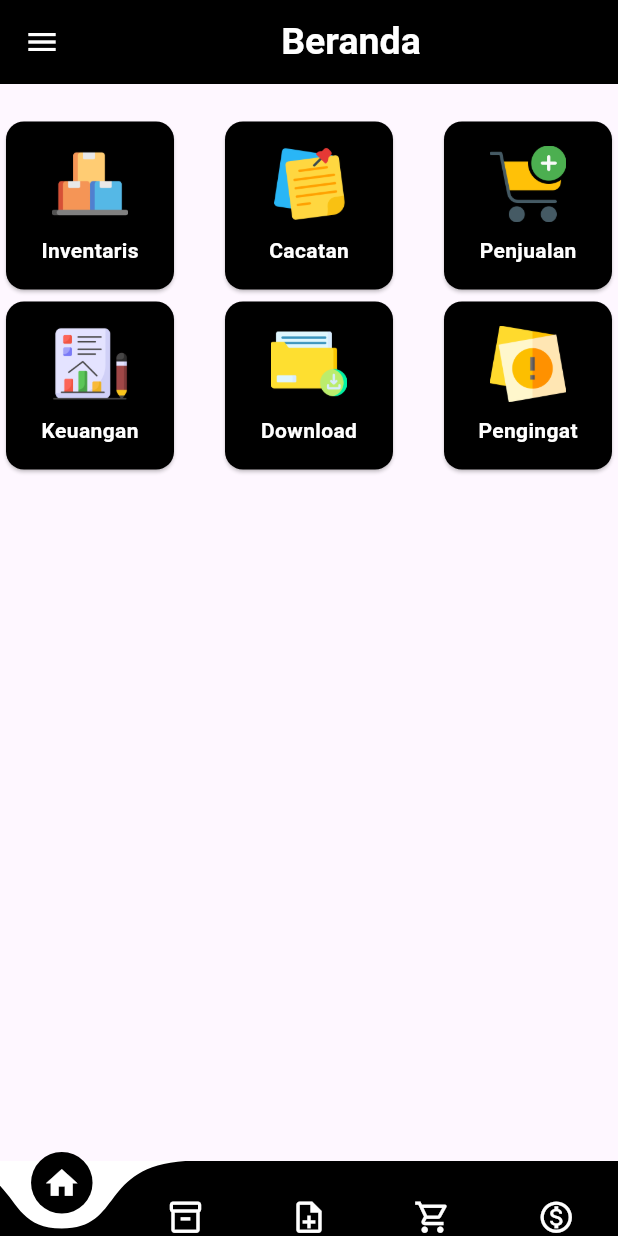
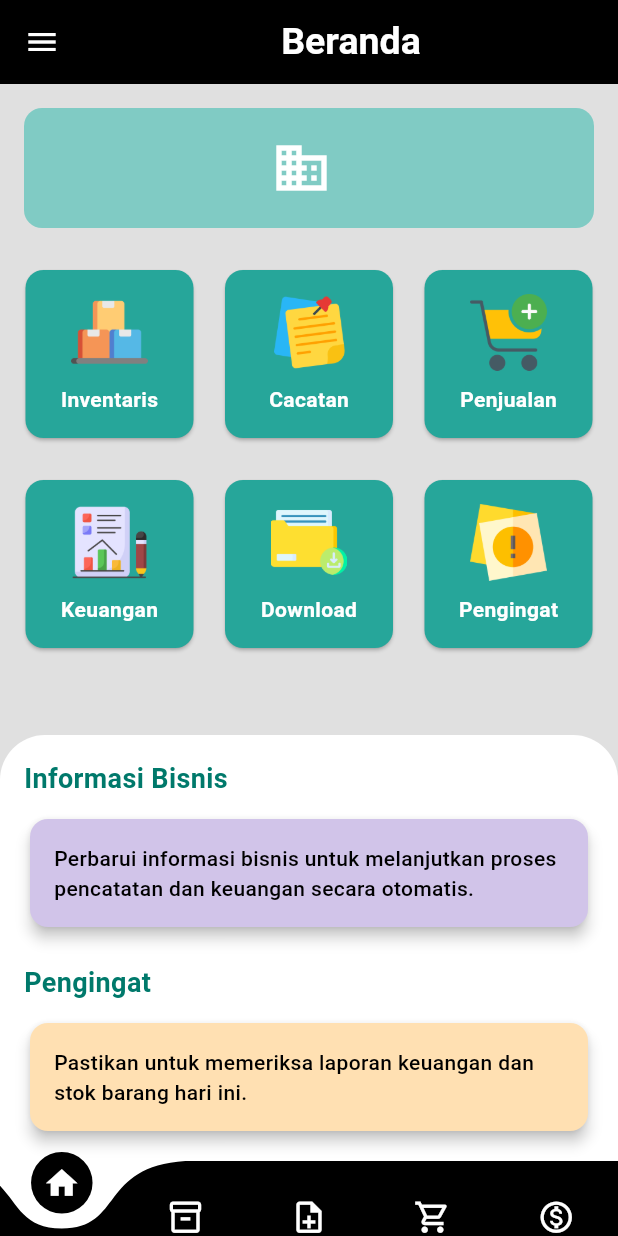
Before and after one commit to Pangestufp/UASMoPorgKel1, a Flutter app: the screen it shows once a user with an empty profile is signed in, on a phone screen of 412 x 824 dp. Run offline on Flutter 3.47's test engine with Material 3 defaults, Android fonts, the phone set to English and light mode, and no system bars; drawn by our look-alikes of curved_navigation_bar, flutter_animate; our stand-ins replace cloud_firestore, firebase_auth, firebase_core, firebase_storage, image_picker; accounts and stored records are empty.

Commit message:
home page / beranda

```diff
--- a/lib/screens/home/homePage.dart
+++ b/lib/screens/home/homePage.dart
@@ -8,51 +8,108 @@ import 'package:umkmfirebase/services/appServices.dart';
 class HomePage extends StatefulWidget {
   final Function(int) changePage;
   final UserModel user;
-  HomePage({super.key, required this.changePage,  required this.user});
 
+  HomePage({super.key, required this.changePage, required this.user});
 
   @override
-  State<HomePage> createState() => _HomePageState();
+  State createState() => _HomePageState();
 }
 
 class _HomePageState extends State<HomePage> {
-
-
   @override
   Widget build(BuildContext context) {
     return Scaffold(
-      body: Container(
-        child: Stack(
+      backgroundColor: Colors.black12, // Background color yang lebih terang
+
+      body: Padding(
+        padding: EdgeInsets.only(top: 16),
+        child: Container(
+          alignment: Alignment.bottomCenter,
+          child: Column(
+            mainAxisSize: MainAxisSize.max,
+            mainAxisAlignment: MainAxisAlignment.spaceBetween,
             children: [
-            Column(
-              children: [
-                Container(
-                  child: Text(widget.user.namaUMKM),
+              // Header Section
+              Padding(
+                padding: const EdgeInsets.only(left: 16, right: 16),
+                child: headerSection(),
               ),
-                showMenu()
+
+              // Menu Cards
+              showMenu(),
+
+              // Informasi dan Pengingat
+              infoAndReminderSection(),
+
             ],
-            )
-          ],
+          ),
         ),
       ),
     );
   }
 
-  Widget showMenu(){
+  Widget headerSection() {
     return Container(
+      padding: EdgeInsets.all(20.0),
+      decoration: BoxDecoration(
+        color: Colors.teal[200], // Warna latar belakang header
+        borderRadius: BorderRadius.circular(12.0),
+      ),
+      child: Row(
+        mainAxisAlignment: MainAxisAlignment.center,
+        children: [
+          Icon(Icons.business, color: Colors.white, size: 40.0),
+          SizedBox(width: 10),
+          Text(
+            widget.user.namaUMKM,
+            style: TextStyle(
+              color: Colors.white,
+              fontSize: 24,
+              fontWeight: FontWeight.bold,
+            ),
+          ),
+        ],
+      ),
+    );
+  }
+
+  Widget showMenu() {
+    return Container(
+      margin: EdgeInsets.symmetric(vertical: 20.0),
       child: Column(
-        mainAxisSize: MainAxisSize.min,
         children: [
+          // First Row of Menu
           Row(
-            mainAxisAlignment: MainAxisAlignment.spaceBetween,
+            mainAxisAlignment: MainAxisAlignment.spaceEvenly,
             children: [
-              GestureDetector(
-                onTap: (){
-                  widget.changePage(1);
+              menuItem("Inventaris", "assets/icons/inventory.png", 1),
+              menuItem("Cacatan", "assets/icons/note.png", 2),
+              menuItem("Penjualan", "assets/icons/cart.png", 3),
+            ],
+          ),
+          SizedBox(height: 20),
+          // Second Row of Menu
+          Row(
+            mainAxisAlignment: MainAxisAlignment.spaceEvenly,
+            children: [
+              menuItem("Keuangan", "assets/icons/report.png", 4),
+              menuItem("Download", "assets/icons/tersimpan.png", 5),
+              menuItem("Pengingat", "assets/icons/pengingat.png", 6),
+            ],
+          ),
+        ],
+      ),
+    );
+  }
+
+  Widget menuItem(String title, String iconPath, int pageIndex) {
+    return GestureDetector(
+      onTap: () {
+        widget.changePage(pageIndex);
       },
       child: BounceTapper(
         child: Card(
-                    color: Colors.black,
+          color: Colors.teal[400], // Warna Card untuk menu
           child: Padding(
             padding: EdgeInsets.all(16.0),
             child: Container(
@@ -61,147 +118,86 @@ class _HomePageState extends State<HomePage> {
               child: Column(
                 mainAxisAlignment: MainAxisAlignment.spaceBetween,
                 children: [
-                            Image.asset("assets/icons/inventory.png", scale: 10,),
-                            Text("Inventaris", style: TextStyle(color: Colors.white, fontWeight: FontWeight.bold),)
+                  Image.asset(iconPath, scale: 10),
+                  Text(
+                    title,
+                    style: TextStyle(
+                      color: Colors.white,
+                      fontWeight: FontWeight.bold,
+                    ),
+                  )
                 ],
               ),
             ),
           ),
         ).animate().scale(),
       ),
+    );
+  }
+
+  // Section untuk menampilkan informasi bisnis
+  Widget infoAndReminderSection() {
+    return Container(
+      alignment: Alignment.bottomCenter,
+      margin: EdgeInsets.only(top: 30.0),
+      padding: EdgeInsets.all(16.0),
+      decoration: BoxDecoration(
+        color: Colors.white,
+        borderRadius: BorderRadius.only(topLeft: Radius.circular(30), topRight: Radius.circular(30)),
       ),
-
-              GestureDetector(
-                onTap: (){
-                  widget.changePage(2);
-                },
-                child: BounceTapper(
-                  child: Card(
-                    color: Colors.black,
+      child: Column(
+        mainAxisSize: MainAxisSize.max,
+        crossAxisAlignment: CrossAxisAlignment.start,
+        children: [
+          Text(
+            "Informasi Bisnis",
+            style: TextStyle(
+              fontSize: 18,
+              fontWeight: FontWeight.bold,
+              color: Colors.teal[700],
+            ),
+          ),
+          SizedBox(height: 10),
+          Card(
+            color: Colors.deepPurple[100],
+            elevation: 4.0,
+            shape: RoundedRectangleBorder(borderRadius: BorderRadius.circular(12.0)),
             child: Padding(
               padding: EdgeInsets.all(16.0),
-                      child: Container(
-                        height: 80,
-                        width: 80,
-                        child: Column(
-                          mainAxisAlignment: MainAxisAlignment.spaceBetween,
-                          children: [
-                            Image.asset("assets/icons/note.png", scale: 10,),
-                            Text("Cacatan", style: TextStyle(color: Colors.white, fontWeight: FontWeight.bold),)
-                          ],
+              child: Text(
+                "Perbarui informasi bisnis untuk melanjutkan proses pencatatan dan keuangan secara otomatis.",
+                style: TextStyle(color: Colors.black, fontWeight: FontWeight.w500),
               ),
             ),
           ),
-                  ).animate().scale(),
+          SizedBox(height: 20),
+          Text(
+            "Pengingat",
+            style: TextStyle(
+              fontSize: 18,
+              fontWeight: FontWeight.bold,
+              color: Colors.teal[700],
             ),
           ),
-              GestureDetector(
-                onTap: (){
-                  widget.changePage(3);
-                },
-                child: BounceTapper(
-                  child: Card(
-                    color: Colors.black,
+          SizedBox(height: 10),
+          Card(
+            color: Colors.orange[100],
+            elevation: 4.0,
+            shape: RoundedRectangleBorder(borderRadius: BorderRadius.circular(12.0)),
             child: Padding(
               padding: EdgeInsets.all(16.0),
-                      child: Container(
-                        height: 80,
-                        width: 80,
-                        child: Column(
-                          mainAxisAlignment: MainAxisAlignment.spaceBetween,
-                          children: [
-                            Image.asset("assets/icons/cart.png", scale: 10,),
-                            Text("Penjualan", style: TextStyle(color: Colors.white, fontWeight: FontWeight.bold),)
-                          ],
+              child: Text(
+                "Pastikan untuk memeriksa laporan keuangan dan stok barang hari ini.",
+                style: TextStyle(color: Colors.black, fontWeight: FontWeight.w500),
               ),
             ),
           ),
-                  ).animate().scale(),
-                ),
-              ),
-            ],
-          ),
-
-          Row(
-            mainAxisAlignment: MainAxisAlignment.spaceBetween,
-            children: [
-              GestureDetector(
-                onTap: (){
-                  widget.changePage(4);
-                },
-                child: BounceTapper(
-                  child: Card(
-                    color: Colors.black,
-                    child: Padding(
-                      padding: EdgeInsets.all(16.0),
-                      child: Container(
-                        height: 80,
-                        width: 80,
-                        child: Column(
-                          mainAxisAlignment: MainAxisAlignment.spaceBetween,
-                          children: [
-                            Image.asset("assets/icons/report.png", scale: 10,),
-                            Text("Keuangan", style: TextStyle(color: Colors.white, fontWeight: FontWeight.bold),)
-                          ],
-                        ),
-                      ),
-                    ),
-                  ).animate().scale(),
-                ),
-              ),
-
-              GestureDetector(
-                onTap: (){
-
-                },
-                child: BounceTapper(
-                  child: Card(
-                    color: Colors.black,
-                    child: Padding(
-                      padding: EdgeInsets.all(16.0),
-                      child: Container(
-                        height: 80,
-                        width: 80,
-                        child: Column(
-                          mainAxisAlignment: MainAxisAlignment.spaceBetween,
-                          children: [
-                            Image.asset("assets/icons/tersimpan.png", scale: 10,),
-                            Text("Download", style: TextStyle(color: Colors.white, fontWeight: FontWeight.bold),)
-                          ],
-                        ),
-                      ),
-                    ),
-                  ).animate().scale(),
-                ),
-              ),
-              GestureDetector(
-                onTap: (){
-                },
-                child: BounceTapper(
-                  child: Card(
-                    color: Colors.black,
-                    child: Padding(
-                      padding: EdgeInsets.all(16.0),
-                      child: Container(
-                        height: 80,
-                        width: 80,
-                        child: Column(
-                          mainAxisAlignment: MainAxisAlignment.spaceBetween,
-                          children: [
-                            Image.asset("assets/icons/pengingat.png", scale: 10,),
-                            Text("Pengingat", style: TextStyle(color: Colors.white, fontWeight: FontWeight.bold),)
-                          ],
-                        ),
-                      ),
-                    ),
-                  ).animate().scale(),
-                ),
-              ),
-            ],
-          )
         ],
       ),
     );
   }
 
+
+
+
 }
```
Lines whose indentation alone changed are shown as unchanged.
